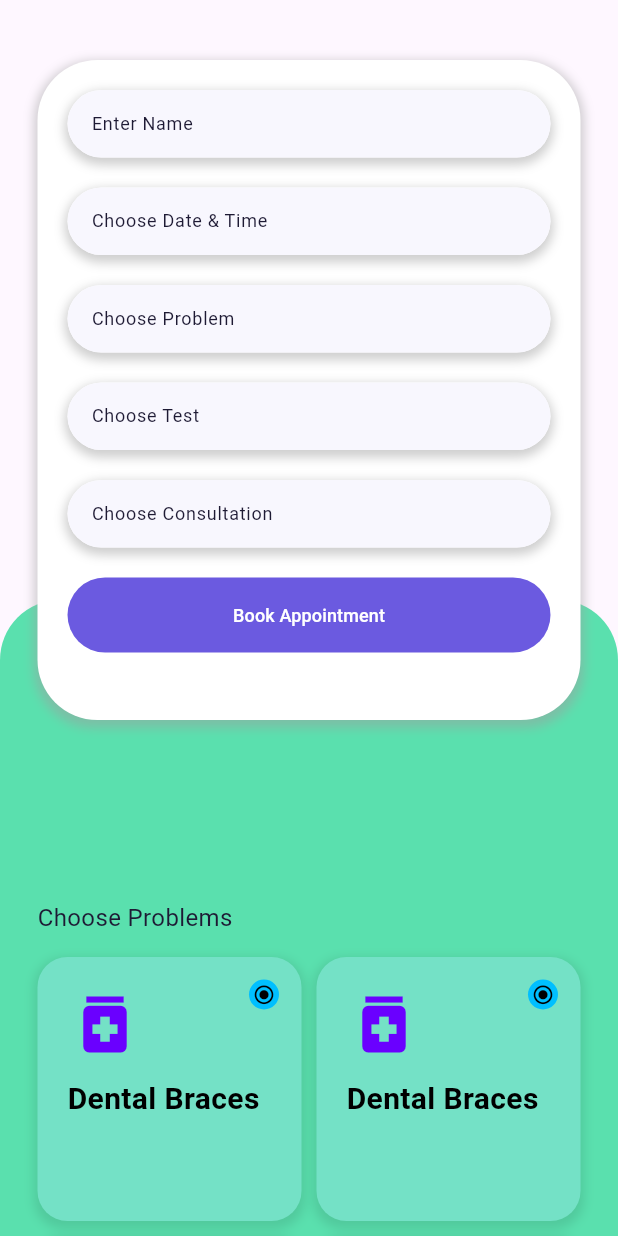
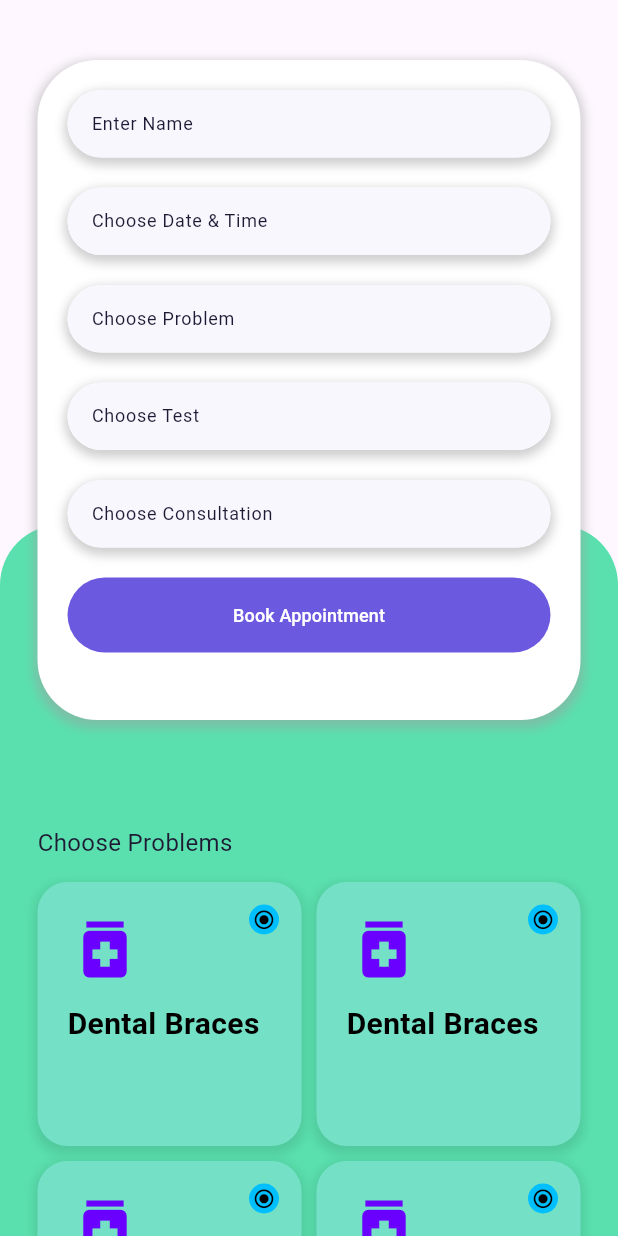
Before and after one commit to vshal9921/iDoctor, a Flutter app: the screen it shows after launch, on a phone screen of 412 x 824 dp. Run offline on Flutter 3.47's test engine with Material 3 defaults, Android fonts, the phone set to English and light mode, and no system bars.

Commit message:
overflow issue fixed

```diff
--- a/lib/ui/choose_problems.dart
+++ b/lib/ui/choose_problems.dart
@@ -31,7 +31,7 @@ class ChooseProblems extends StatelessWidget {
                     crossAxisCount: 2,
                     mainAxisSpacing: 10.0,
                     crossAxisSpacing: 10.0),
-                itemBuilder: (_, index) => ProblemCard(),
+                itemBuilder: (_, index) => const ProblemCard(),
                 itemCount: 4,
               ),
             ],
--- a/lib/ui/home_widget.dart
+++ b/lib/ui/home_widget.dart
@@ -17,7 +17,7 @@ class HomeWidget extends StatelessWidget {
               Align(
                 alignment: Alignment.bottomCenter,
                 child: SizedBox(
-                  height: 600.0,
+                  height: 650.0,
                   child: ChooseProblems(),
                 )
               ),
--- a/lib/ui/problem_card.dart
+++ b/lib/ui/problem_card.dart
@@ -36,6 +36,7 @@ class ProblemCard extends StatelessWidget {
                 SizedBox(height: 10),
                 Text(
                   'Dental Braces',
+                  maxLines: 1,
                   style: TextStyle(
                     fontSize: 20,
                     fontWeight: FontWeight.bold,
```
